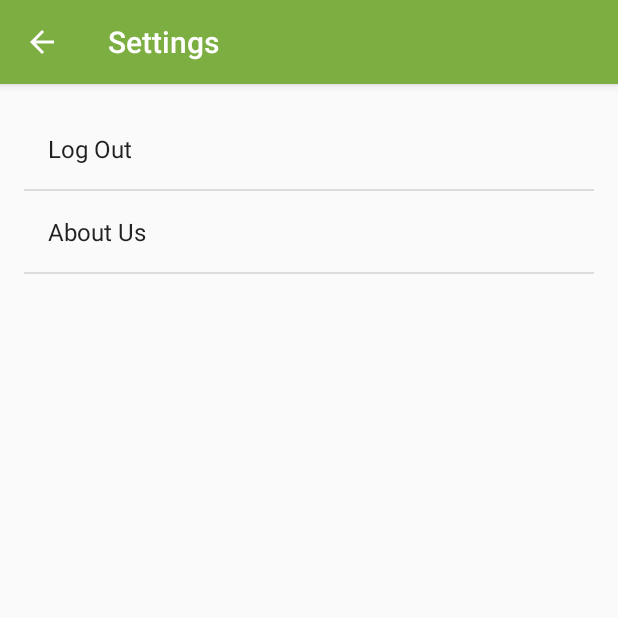
After one commit to singhh213/project-fresh, an Android app: the SettingsActivity screen opened directly, with no data from a screen before it, on a phone screen of 412 x 824 dp, the top half of it. The commit adds this screen. Run offline under Robolectric (Android 15) with nearby library versions, the phone set to English and light mode, and no system bars.

Commit message:
added settings screen

```diff
--- a/app/src/main/java/edu/uw/singhh17/project_fresh/MainActivity.java
+++ b/app/src/main/java/edu/uw/singhh17/project_fresh/MainActivity.java
@@ -173,7 +173,8 @@ public class MainActivity extends AppCompatActivity implements PantryView.OnFrag
 
                 return true;
             case R.id.action_settings:
-
+                Intent intent2 = new Intent(MainActivity.this, SettingsActivity.class);
+                startActivity(intent2);
 
                 return true;
         }
--- /dev/null
+++ b/app/src/main/java/edu/uw/singhh17/project_fresh/Preferences.java
@@ -0,0 +1,78 @@
+package edu.uw.singhh17.project_fresh;
+
+import android.content.Context;
+import android.content.Intent;
+import android.net.Uri;
+import android.os.Bundle;
+import android.preference.Preference;
+import android.preference.PreferenceFragment;
+import android.support.v4.app.Fragment;
+import android.view.LayoutInflater;
+import android.view.View;
+import android.view.ViewGroup;
+
+
+/**
+ * A simple {@link Fragment} subclass.
+ * Activities that contain this fragment must implement the
+ * {@link Preferences.OnFragmentInteractionListener} interface
+ * to handle interaction events.
+ */
+public class Preferences extends PreferenceFragment {
+
+    private OnFragmentInteractionListener mListener;
+
+    public Preferences() {
+        // Required empty public constructor
+    }
+
+    @Override
+    public void onCreate(Bundle savedInstanceState) {
+        super.onCreate(savedInstanceState);
+        addPreferencesFromResource(R.xml.preferences);
+
+    }
+
+
+    @Override
+    public View onCreateView(LayoutInflater inflater, ViewGroup container,
+                             Bundle savedInstanceState) {
+        // Inflate the layout for this fragment
+
+
+        Preference button = (Preference)findPreference("logout");
+        button.setOnPreferenceClickListener(new Preference.OnPreferenceClickListener() {
+            @Override
+            public boolean onPreferenceClick(Preference preference) {
+                Intent intent = new Intent(getActivity(), LoginActivity.class);
+                startActivity(intent);
+                return true;
+            }
+        });
+
+        return inflater.inflate(R.layout.fragment_preferences, container, false);
+    }
+
+
+    @Override
+    public void onAttach(Context context) {
+        super.onAttach(context);
+        if (context instanceof OnFragmentInteractionListener) {
+            mListener = (OnFragmentInteractionListener) context;
+        } else {
+            throw new RuntimeException(context.toString()
+                    + " must implement OnFragmentInteractionListener");
+        }
+    }
+
+    @Override
+    public void onDetach() {
+        super.onDetach();
+        mListener = null;
+    }
+
+
+    public interface OnFragmentInteractionListener {
+//        void onFragmentInteraction(Uri uri);
+    }
+}
--- /dev/null
+++ b/app/src/main/java/edu/uw/singhh17/project_fresh/SettingsActivity.java
@@ -0,0 +1,25 @@
+package edu.uw.singhh17.project_fresh;
+
+import android.app.FragmentManager;
+import android.app.FragmentTransaction;
+import android.support.v7.app.AppCompatActivity;
+import android.os.Bundle;
+
+import java.util.prefs.Preferences;
+
+public class SettingsActivity extends AppCompatActivity implements edu.uw.singhh17.project_fresh.Preferences.OnFragmentInteractionListener {
+
+    @Override
+    protected void onCreate(Bundle savedInstanceState) {
+        super.onCreate(savedInstanceState);
+        setContentView(R.layout.activity_settings);
+
+        setTitle("Settings");
+
+
+        FragmentManager manager = getFragmentManager();
+        FragmentTransaction ft = manager.beginTransaction();
+        ft.add(R.id.settings_container, new edu.uw.singhh17.project_fresh.Preferences());
+        ft.commit();
+    }
+}
--- /dev/null
+++ b/app/src/main/res/layout/activity_settings.xml
@@ -0,0 +1,18 @@
+<?xml version="1.0" encoding="utf-8"?>
+<RelativeLayout xmlns:android="http://schemas.android.com/apk/res/android"
+    xmlns:tools="http://schemas.android.com/tools"
+    android:layout_width="match_parent"
+    android:layout_height="match_parent"
+    android:paddingBottom="@dimen/activity_vertical_margin"
+    android:paddingLeft="@dimen/activity_horizontal_margin"
+    android:paddingRight="@dimen/activity_horizontal_margin"
+    android:paddingTop="@dimen/activity_vertical_margin"
+    tools:context="edu.uw.singhh17.project_fresh.SettingsActivity">
+
+    <FrameLayout
+        android:layout_width="match_parent"
+        android:layout_height="match_parent"
+        android:layout_centerVertical="true"
+        android:layout_centerHorizontal="true"
+        android:id="@+id/settings_container">></FrameLayout>
+</RelativeLayout>
--- /dev/null
+++ b/app/src/main/res/layout/fragment_preferences.xml
@@ -0,0 +1,14 @@
+<FrameLayout xmlns:android="http://schemas.android.com/apk/res/android"
+    xmlns:tools="http://schemas.android.com/tools"
+    android:layout_width="match_parent"
+    android:layout_height="match_parent"
+    tools:context="edu.uw.singhh17.project_fresh.Preferences">
+
+    <!-- TODO: Update blank fragment layout -->
+
+
+    <ListView android:id="@android:id/list"
+        android:layout_width="match_parent"
+        android:layout_height="match_parent"/>
+
+</FrameLayout>
--- /dev/null
+++ b/app/src/main/res/xml/preferences.xml
@@ -0,0 +1,11 @@
+<?xml version="1.0" encoding="utf-8"?>
+<PreferenceScreen xmlns:android="http://schemas.android.com/apk/res/android">
+    <Preference
+        android:title="Log Out"
+        android:key="logout"></Preference>
+
+    <Preference
+        android:title="About Us"
+        android:key="about"></Preference>
+
+</PreferenceScreen>
```
Also changed, not shown: app/src/main/AndroidManifest.xml (+8 -5 lines), app/src/main/java/edu/uw/singhh17/project_fresh/LoginActivity.java (added, +41 -0 lines), app/src/main/res/layout/activity_login.xml (added, +63 -0 lines).
